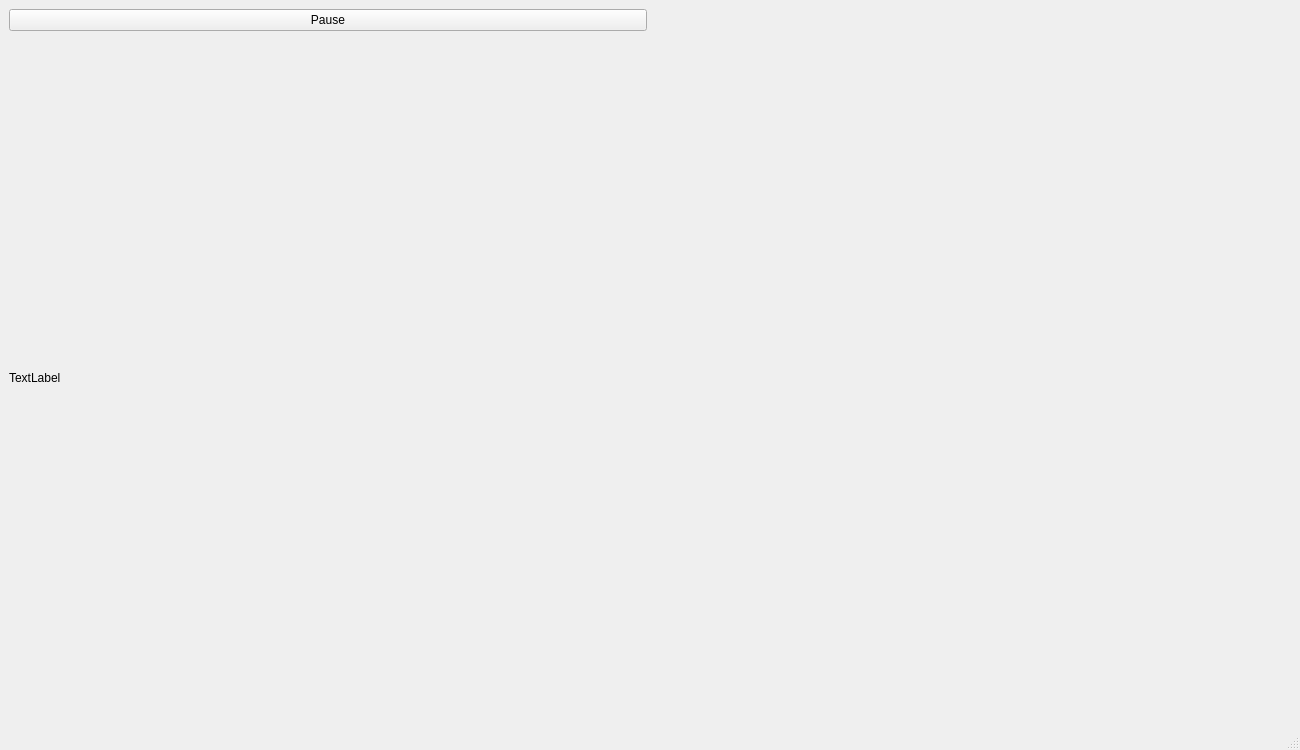
This is projet/mainwindow.ui in OlivierLF/Break-out-game-2018 as Qt 5 draws it before an edit. The edited form follows.
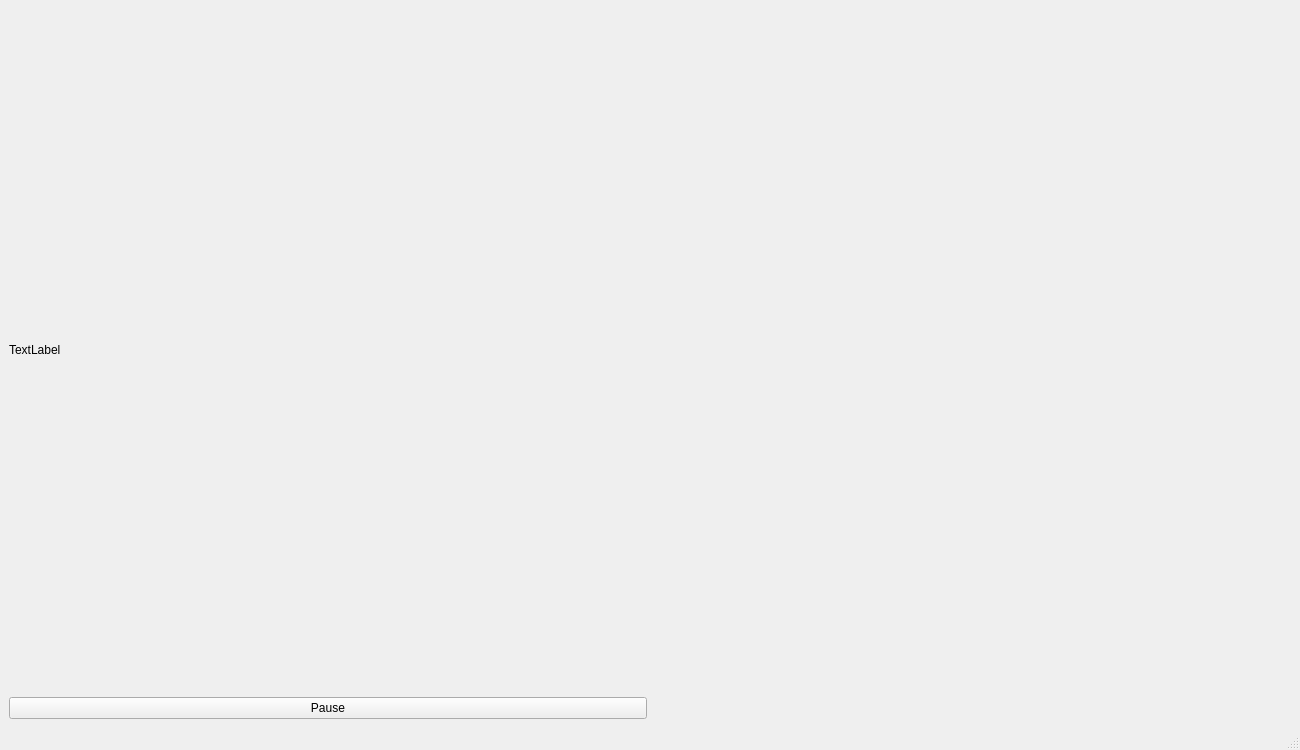
This is the edited form. Custom widgets are drawn as their Qt base class.

Commit message: bouton en bas

```diff
--- a/projet/mainwindow.ui
+++ b/projet/mainwindow.ui
@@ -18,16 +18,16 @@
     <item>
      <layout class="QVBoxLayout" name="verticalLayout_2">
       <item>
-       <widget class="QPushButton" name="Pause">
+       <widget class="QLabel" name="camera">
         <property name="text">
-         <string>Pause</string>
+         <string>TextLabel</string>
         </property>
        </widget>
       </item>
       <item>
-       <widget class="QLabel" name="camera">
+       <widget class="QPushButton" name="Pause">
         <property name="text">
-         <string>TextLabel</string>
+         <string>Pause</string>
         </property>
        </widget>
       </item>
```
The commit also changes 1 other file.
